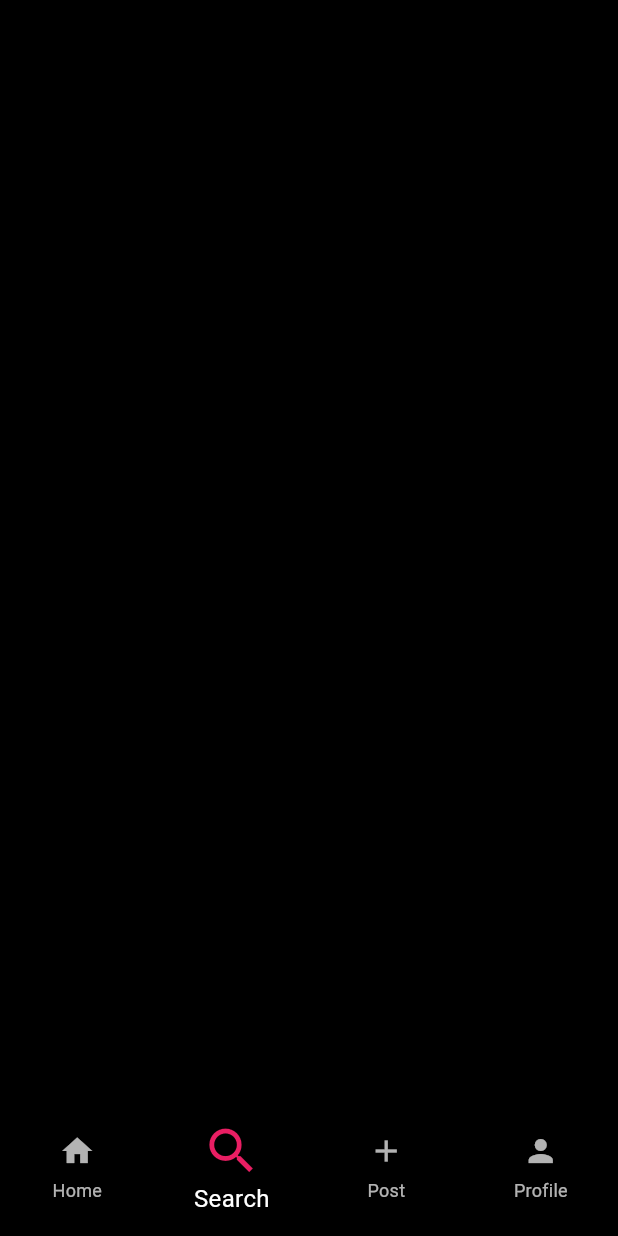
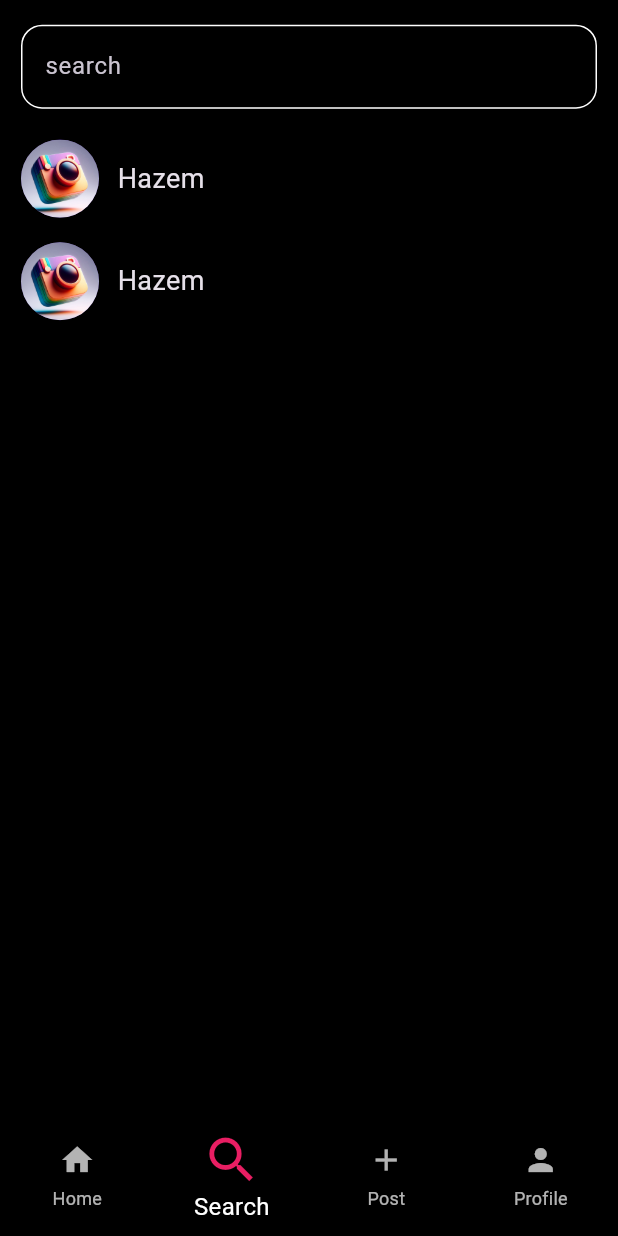
Before and after one commit to HazemAhmed677/insta-app, a Flutter app: the HomeView screen opened by its route, item 2 of the bottom bar chosen, on a phone screen of 412 x 824 dp. Run offline on Flutter 3.47's test engine with Material 3 defaults, Android fonts, the phone set to English and light mode, and no system bars; our stand-ins replace flutter_bloc.

Commit message:
create search view structure

```diff
--- a/lib/views/search_view.dart
+++ b/lib/views/search_view.dart
@@ -1,10 +1,59 @@
 import 'package:flutter/material.dart';
+import 'package:insta_app/constants.dart';
+import 'package:insta_app/widgets/custom_search_text_field.dart';
 
 class SearchView extends StatelessWidget {
   const SearchView({super.key});
   static String searchId = 'Search page';
   @override
   Widget build(BuildContext context) {
-    return const Column();
+    double hight = MediaQuery.of(context).size.height;
+    double width = MediaQuery.of(context).size.width;
+    return SingleChildScrollView(
+      child: Column(
+        children: [
+          SizedBox(
+            height: hight * 0.02,
+          ),
+          const CustomSearchTextField(),
+          SizedBox(
+            height: hight * 0.025,
+          ),
+          Row(
+            children: [
+              const CircleAvatar(
+                backgroundImage: AssetImage(
+                  kImage,
+                ),
+                radius: 26,
+              ),
+              SizedBox(width: width * 0.03),
+              const Text(
+                'Hazem',
+                style: TextStyle(fontSize: 18),
+              )
+            ],
+          ),
+          SizedBox(
+            height: hight * 0.02,
+          ),
+          Row(
+            children: [
+              const CircleAvatar(
+                backgroundImage: AssetImage(
+                  kImage,
+                ),
+                radius: 26,
+              ),
+              SizedBox(width: width * 0.03),
+              const Text(
+                'Hazem',
+                style: TextStyle(fontSize: 18),
+              )
+            ],
+          ),
+        ],
+      ),
+    );
   }
 }
--- a/lib/views/sign_in_view.dart
+++ b/lib/views/sign_in_view.dart
@@ -2,7 +2,7 @@ import 'package:flutter/material.dart';
 import 'package:insta_app/constants.dart';
 import 'package:insta_app/views/home_view.dart';
 import 'package:insta_app/widgets/custom_ink_well.dart';
-import 'package:insta_app/widgets/custom_text_field.dart';
+import 'package:insta_app/widgets/custom_text_form_field.dart';
 import 'package:insta_app/widgets/sign_up_word.dart';
 
 class SignIn extends StatefulWidget {
@@ -52,7 +52,7 @@ class _SignInState extends State<SignIn> {
                 const SizedBox(
                   height: 24,
                 ),
-                CustomTextField(
+                CustomTextFormField(
                   autovalidateMode: autovalidateMode1,
                   flag: flag1,
                   validator: (input) {
@@ -70,7 +70,7 @@ class _SignInState extends State<SignIn> {
                 const SizedBox(
                   height: 20,
                 ),
-                CustomTextField(
+                CustomTextFormField(
                   onTap: () async {
                     await kAnimateTo(controller);
                   },
--- a/lib/widgets/bottom_navigation_bar.dart
+++ b/lib/widgets/bottom_navigation_bar.dart
@@ -41,7 +41,7 @@ class _CustomBottomNavigationBarState extends State<CustomBottomNavigationBar> {
     }
 
     return SizedBox(
-      height: 90,
+      height: 79,
       child: BottomNavigationBar(
         currentIndex: BlocProvider.of<SwitchScreensCubit>(context).currentIndex,
         backgroundColor: kBlack,
--- /dev/null
+++ b/lib/widgets/custom_search_text_field.dart
@@ -0,0 +1,37 @@
+import 'package:flutter/material.dart';
+import 'package:insta_app/constants.dart';
+
+class CustomSearchTextField extends StatefulWidget {
+  const CustomSearchTextField({super.key});
+
+  @override
+  State<CustomSearchTextField> createState() => _CustomSearchTextFieldState();
+}
+
+class _CustomSearchTextFieldState extends State<CustomSearchTextField> {
+  @override
+  Widget build(BuildContext context) {
+    return const TextField(
+      decoration: InputDecoration(
+        hintText: 'search',
+        enabledBorder: OutlineInputBorder(
+          borderRadius: BorderRadius.all(
+            Radius.circular(14),
+          ),
+          borderSide: BorderSide(
+            color: kWhite,
+          ),
+        ),
+        focusedBorder: OutlineInputBorder(
+          borderRadius: BorderRadius.all(
+            Radius.circular(14),
+          ),
+          borderSide: BorderSide(
+            color: kWhite,
+          ),
+        ),
+      ),
+      cursorColor: kPink,
+    );
+  }
+}
```
Also changed, not shown: lib/views/add_post_view.dart (+16 -4 lines), lib/views/sign_up_view.dart (+4 -4 lines).
